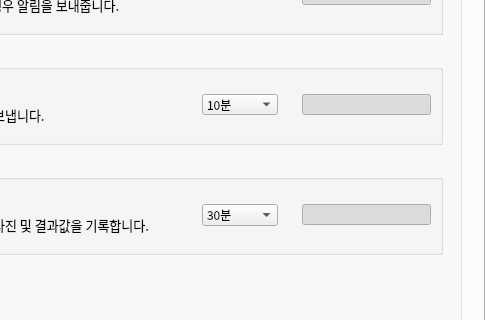
koyokr/ihunch-escape-client, file dialog.ui: the form before one commit; both pictures show x 202 to 687 and y 119 to 439 of the 687 by 707 pixel window.
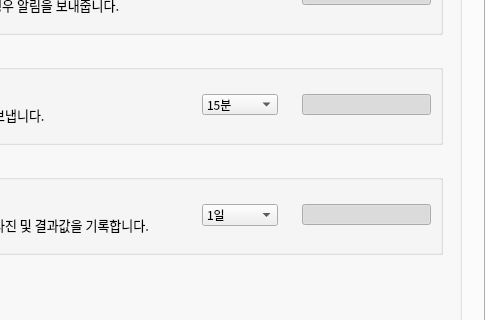
The form after the commit. The open tabs and pages were chosen to show the change. Icons and pictures are not drawn.

Commit message: Print the result on the status bar

Diff of the .ui file:
```diff
--- a/dialog.ui
+++ b/dialog.ui
@@ -527,12 +527,7 @@
         </property>
         <item>
          <property name="text">
-          <string>10분</string>
-         </property>
-        </item>
-        <item>
-         <property name="text">
-          <string>20분</string>
+          <string>15분</string>
          </property>
         </item>
         <item>
@@ -645,7 +640,7 @@
         </property>
         <item>
          <property name="text">
-          <string>30분</string>
+          <string>1일</string>
          </property>
         </item>
         <item>
```
Left out of the diff: 41 changed lines with no effect on the pictures. The commit also changes 1 other file.
